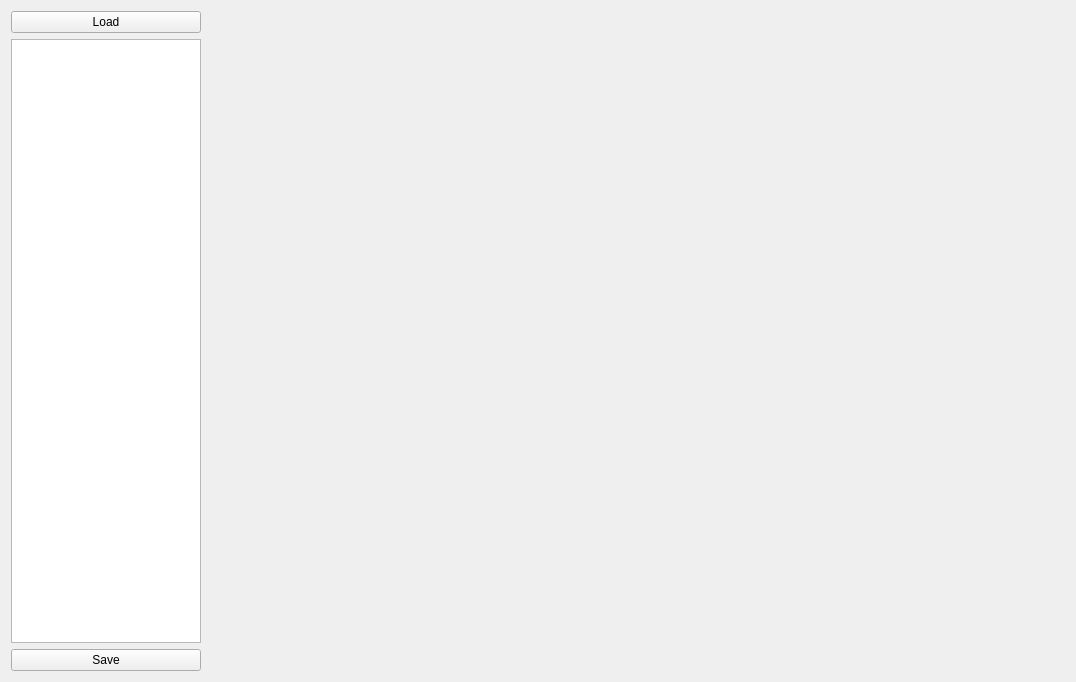
The window that pyleecan/GUI/Dialog/DMachineSetup/DMachineSetup.ui (Eomys/pyleecan) describes before a commit, drawn with Qt 5.
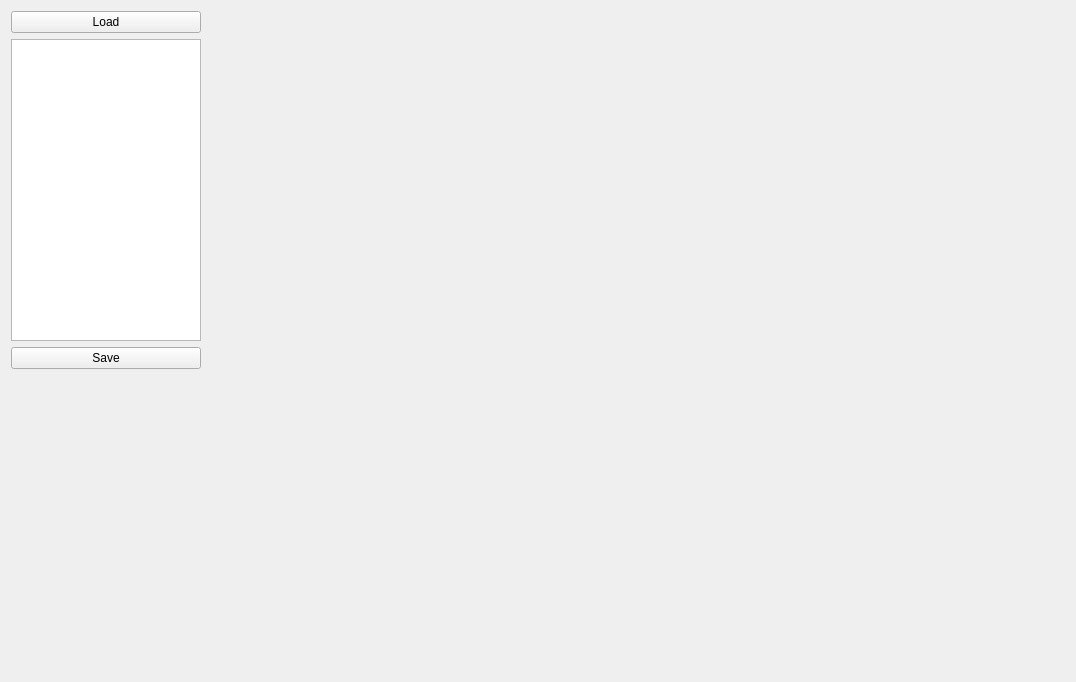
The same window after the commit.

The edit to the form file:
```diff
--- a/pyleecan/GUI/Dialog/DMachineSetup/DMachineSetup.ui
+++ b/pyleecan/GUI/Dialog/DMachineSetup/DMachineSetup.ui
@@ -46,6 +46,19 @@
        </property>
       </widget>
      </item>
+     <item>
+      <spacer name="verticalSpacer">
+       <property name="orientation">
+        <enum>Qt::Vertical</enum>
+       </property>
+       <property name="sizeHint" stdset="0">
+        <size>
+         <width>20</width>
+         <height>40</height>
+        </size>
+       </property>
+      </spacer>
+     </item>
     </layout>
    </item>
    <item>
```
